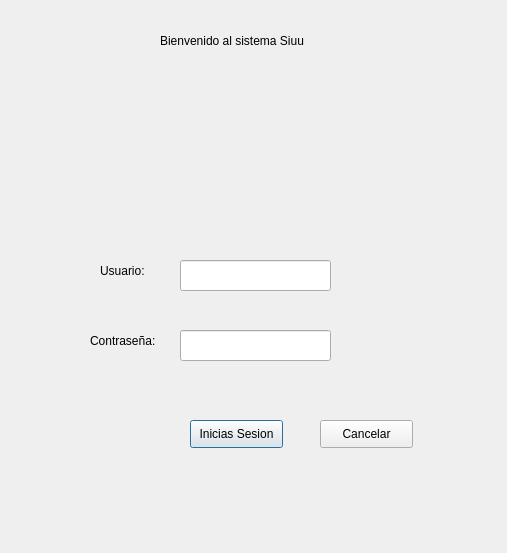
Nefta11/Curso_Python, file Practicas Python con RICHIE/App/FormLog.ui: the form before one commit.
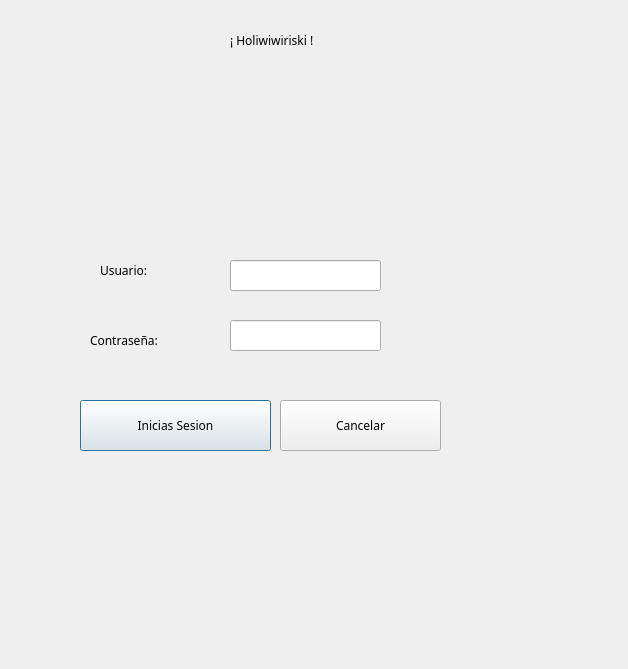
The form after the commit. Icons and pictures are not drawn.

Commit message: Refactor la ventana de inicio de sesión: cambiar a QMainWindow, mejorar la gestión de eventos y actualizar la interfaz de usuario.

```diff
--- a/Practicas Python con RICHIE/App/FormLog.ui
+++ b/Practicas Python con RICHIE/App/FormLog.ui
@@ -6,8 +6,8 @@
    <rect>
     <x>0</x>
     <y>0</y>
-    <width>507</width>
-    <height>553</height>
+    <width>628</width>
+    <height>669</height>
    </rect>
   </property>
   <property name="windowTitle">
@@ -18,10 +18,15 @@
     <rect>
      <x>100</x>
      <y>250</y>
-     <width>61</width>
+     <width>91</width>
      <height>41</height>
     </rect>
    </property>
+   <property name="font">
+    <font>
+     <family>8514oem</family>
+    </font>
+   </property>
    <property name="text">
     <string>Usuario:</string>
    </property>
@@ -29,14 +34,19 @@
   <widget class="QLabel" name="label_2">
    <property name="geometry">
     <rect>
-     <x>160</x>
+     <x>230</x>
      <y>20</y>
      <width>181</width>
      <height>41</height>
     </rect>
    </property>
+   <property name="font">
+    <font>
+     <family>8514oem</family>
+    </font>
+   </property>
    <property name="text">
-    <string>Bienvenido al sistema Siuu</string>
+    <string>¡ Holiwiwiriski !</string>
    </property>
    <property name="scaledContents">
     <bool>false</bool>
@@ -53,10 +63,15 @@
     <rect>
      <x>90</x>
      <y>320</y>
-     <width>81</width>
+     <width>131</width>
      <height>41</height>
     </rect>
    </property>
+   <property name="font">
+    <font>
+     <family>8514oem</family>
+    </font>
+   </property>
    <property name="text">
     <string>Contraseña:</string>
    </property>
@@ -64,12 +79,17 @@
   <widget class="QPushButton" name="pushButton">
    <property name="geometry">
     <rect>
-     <x>190</x>
-     <y>420</y>
-     <width>93</width>
-     <height>28</height>
+     <x>80</x>
+     <y>400</y>
+     <width>191</width>
+     <height>51</height>
     </rect>
    </property>
+   <property name="font">
+    <font>
+     <family>8514oem</family>
+    </font>
+   </property>
    <property name="text">
     <string>Inicias Sesion</string>
    </property>
@@ -84,10 +104,10 @@
   <widget class="QLabel" name="label_4">
    <property name="geometry">
     <rect>
-     <x>70</x>
+     <x>60</x>
      <y>60</y>
-     <width>371</width>
-     <height>161</height>
+     <width>501</width>
+     <height>191</height>
     </rect>
    </property>
    <property name="text">
@@ -106,12 +126,17 @@
   <widget class="QPushButton" name="pushButton_2">
    <property name="geometry">
     <rect>
-     <x>320</x>
-     <y>420</y>
-     <width>93</width>
-     <height>28</height>
+     <x>280</x>
+     <y>400</y>
+     <width>161</width>
+     <height>51</height>
     </rect>
    </property>
+   <property name="font">
+    <font>
+     <family>8514oem</family>
+    </font>
+   </property>
    <property name="text">
     <string>Cancelar</string>
    </property>
@@ -126,7 +151,7 @@
   <widget class="QLineEdit" name="lineEdit">
    <property name="geometry">
     <rect>
-     <x>180</x>
+     <x>230</x>
      <y>260</y>
      <width>151</width>
      <height>31</height>
@@ -136,8 +161,8 @@
   <widget class="QLineEdit" name="lineEdit_3">
    <property name="geometry">
     <rect>
-     <x>180</x>
-     <y>330</y>
+     <x>230</x>
+     <y>320</y>
      <width>151</width>
      <height>31</height>
     </rect>
```
Left out of the diff: 4 changed lines with no effect on the pictures. The commit also changes 6 other files.
